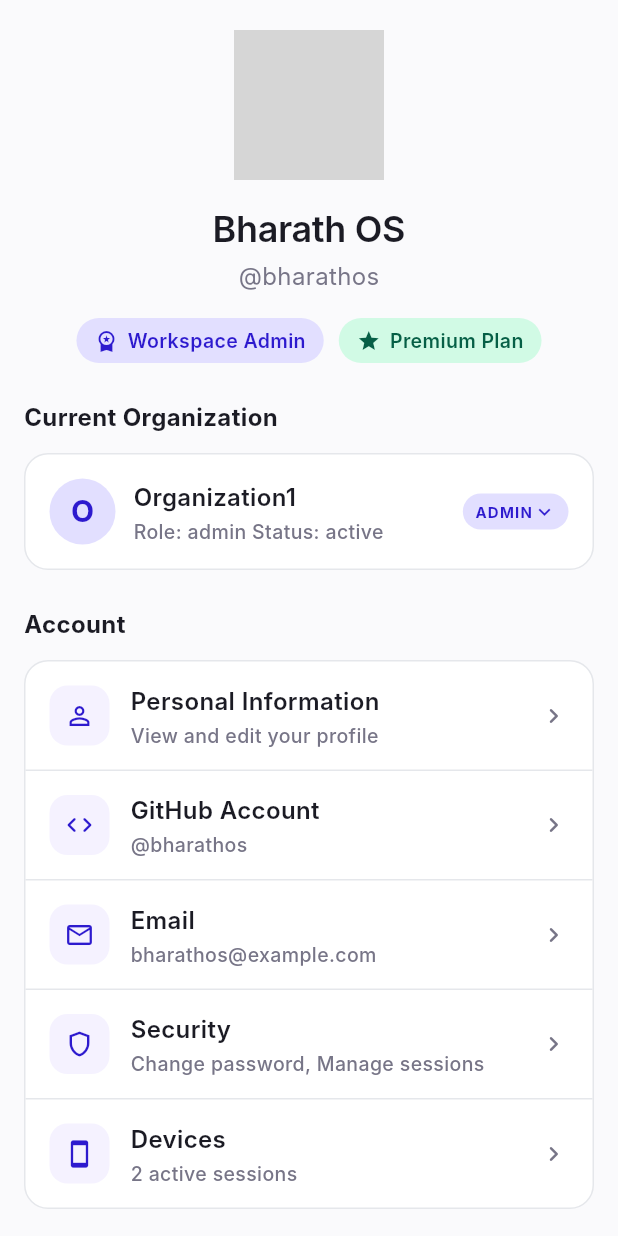
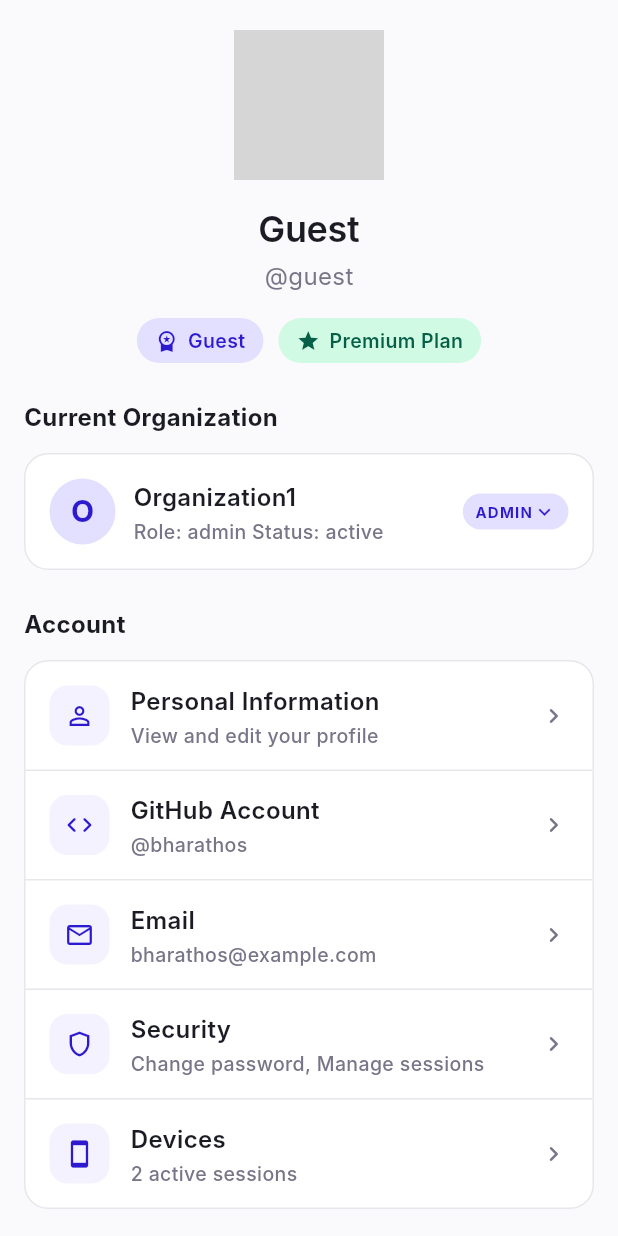
Before and after one commit to Bharath-OS/dev_hub, a Flutter app: the ProfileScreen screen opened directly, on a phone screen of 412 x 824 dp. Run offline on Flutter 3.47's test engine with Material 3 defaults, Android fonts, the phone set to English and light mode, and no system bars; our stand-ins replace cloud_firestore, dio, equatable, firebase_auth, firebase_core, flutter_bloc and 2 more; accounts and stored records are empty; network calls fail; Roboto replaces fonts that are missing (Inter); grey boxes are pictures that could not be loaded.

Commit message:
feat(profile): display real user name, GitHub handle, and role badge in profile header

```diff
--- a/lib/features/profile/presentation/widgets/profile_header_section.dart
+++ b/lib/features/profile/presentation/widgets/profile_header_section.dart
@@ -1,4 +1,6 @@
+import 'package:dev_hub/features/auth/presentation/bloc/auth_bloc.dart';
 import 'package:flutter/material.dart';
+import 'package:flutter_bloc/flutter_bloc.dart';
 import '../../../../../core/constants/app_colors.dart';
 import '../../../../../core/constants/app_text_styles.dart';
 
@@ -7,6 +9,8 @@ class ProfileHeaderSection extends StatelessWidget {
 
   @override
   Widget build(BuildContext context) {
+    return BlocBuilder<AuthBloc, AuthState>(
+      builder: (context, state) {
         return Column(
           children: [
             // Profile Image with Edit Button
@@ -47,16 +51,22 @@ class ProfileHeaderSection extends StatelessWidget {
             const SizedBox(height: 16),
             // Name
             Center(
-          child: Text(
-            'Bharath OS',
-            style: AppTextStyles.heading,
-          ),
+              child: state is AuthenticatedState
+                  ? Text(state.user.displayName, style: AppTextStyles.heading)
+                  : Text('Guest', style: AppTextStyles.heading),
             ),
             const SizedBox(height: 4),
             // Handle
             Center(
-          child: Text(
-            '@bharathos',
+              child: state is AuthenticatedState
+                  ? Text(
+                      '@${state.user.githubUsername}',
+                      style: AppTextStyles.body.copyWith(
+                        color: AppPalette.outline,
+                      ),
+                    )
+                  : Text(
+                      '@guest',
                       style: AppTextStyles.body.copyWith(
                         color: AppPalette.outline,
                       ),
@@ -69,7 +79,10 @@ class ProfileHeaderSection extends StatelessWidget {
               children: [
                 // Badge 1: Workspace Admin
                 Container(
-              padding: const EdgeInsets.symmetric(horizontal: 12, vertical: 6),
+                  padding: const EdgeInsets.symmetric(
+                    horizontal: 12,
+                    vertical: 6,
+                  ),
                   decoration: BoxDecoration(
                     color: AppPalette.primaryFixed,
                     borderRadius: BorderRadius.circular(20),
@@ -83,7 +96,11 @@ class ProfileHeaderSection extends StatelessWidget {
                       ),
                       const SizedBox(width: 6),
                       Text(
-                    'Workspace Admin',
+                        state is AuthenticatedState
+                            ? (state.user.ownOrganizations?.isNotEmpty ?? false)
+                                  ? 'Workspace Admin'
+                                  : "Workspace Member"
+                            : "Guest",
                         style: AppTextStyles.caption.copyWith(
                           color: AppPalette.primary,
                           fontWeight: FontWeight.w600,
@@ -95,7 +112,10 @@ class ProfileHeaderSection extends StatelessWidget {
                 const SizedBox(width: 10),
                 // Badge 2: Premium Plan
                 Container(
-              padding: const EdgeInsets.symmetric(horizontal: 12, vertical: 6),
+                  padding: const EdgeInsets.symmetric(
+                    horizontal: 12,
+                    vertical: 6,
+                  ),
                   decoration: BoxDecoration(
                     color: AppPalette.successContainer,
                     borderRadius: BorderRadius.circular(20),
@@ -122,5 +142,7 @@ class ProfileHeaderSection extends StatelessWidget {
             ),
           ],
         );
+      },
+    );
   }
 }
```
Lines whose indentation alone changed are shown as unchanged.
